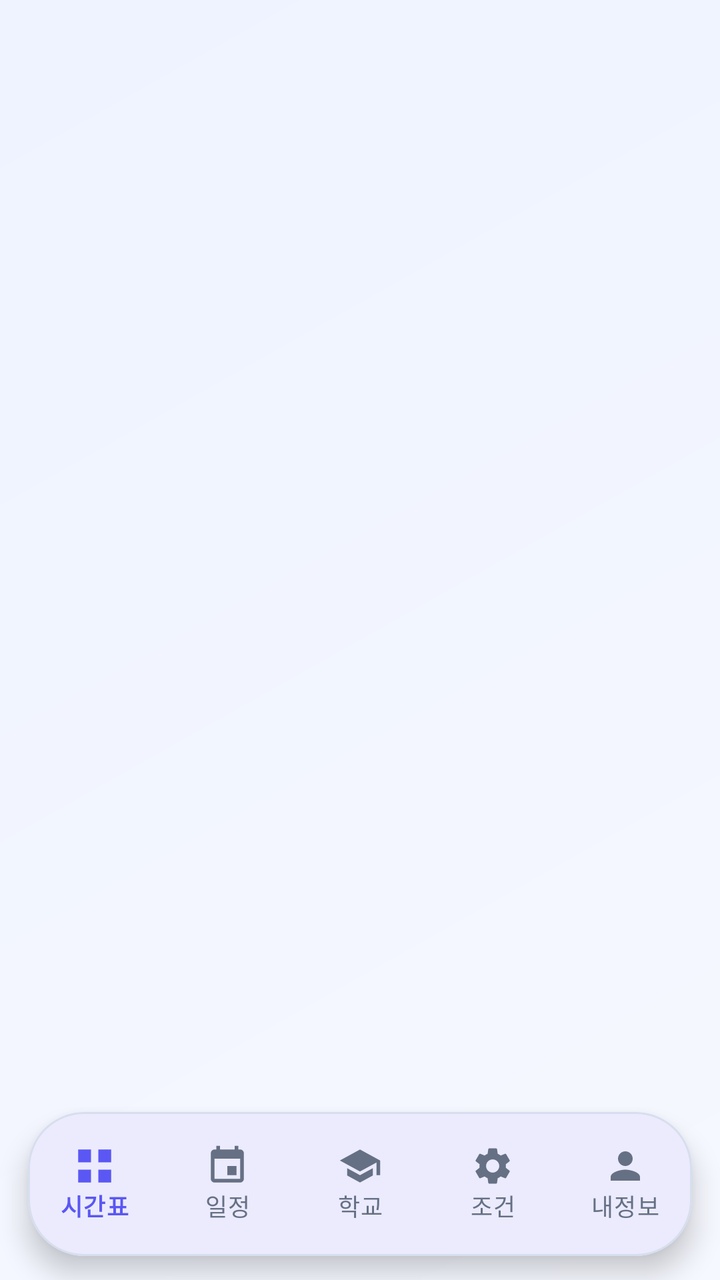
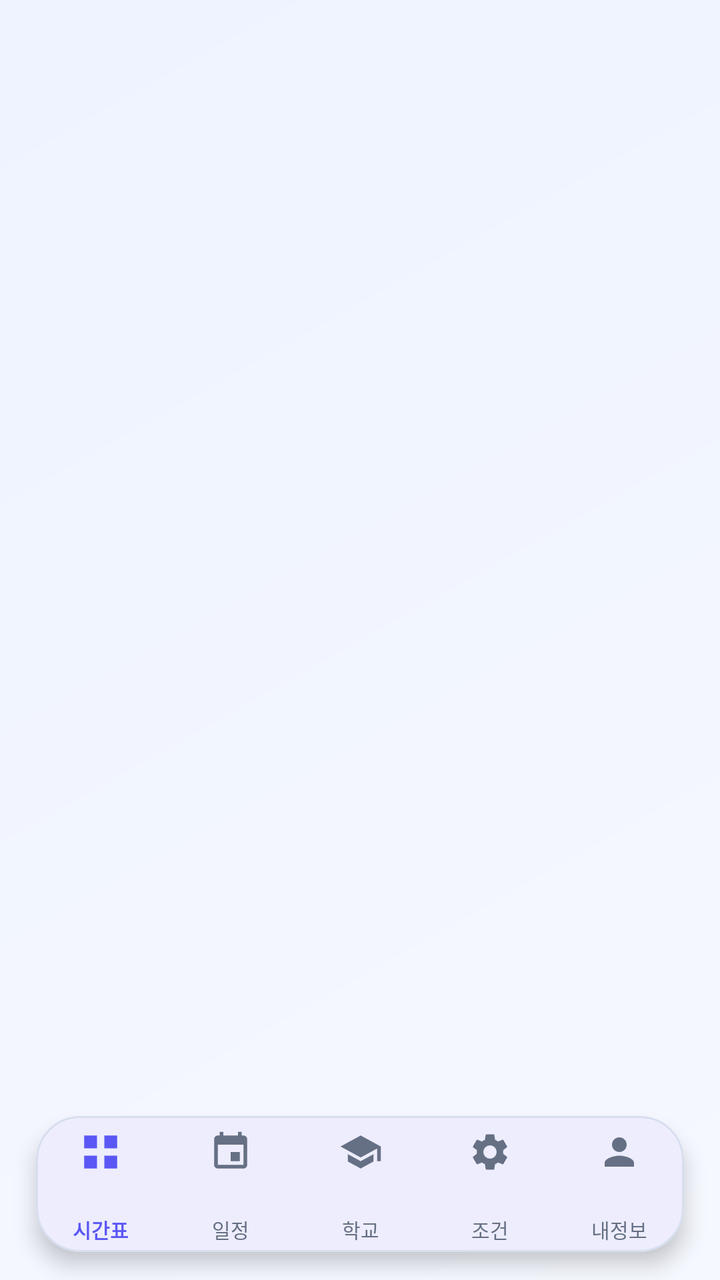

The first picture is an Android layout as it rendered before a commit; the second is the same layout after the commit. The layout source and the unified diff follow.
<!-- AndroidManifest.xml: application theme Theme.SmartTimetable -->
<!-- res/layout/activity_main_navigation.xml -->
<?xml version="1.0" encoding="utf-8"?>
<LinearLayout xmlns:android="http://schemas.android.com/apk/res/android"
    xmlns:app="http://schemas.android.com/apk/res-auto"
    android:layout_width="match_parent"
    android:layout_height="match_parent"
    android:background="@drawable/bg_screen_gradient"
    android:orientation="vertical">

    <FrameLayout
        android:id="@+id/fragment_container"
        android:layout_width="match_parent"
        android:layout_height="0dp"
        android:layout_weight="1" />

    <com.google.android.material.card.MaterialCardView
        android:layout_width="match_parent"
        android:layout_height="wrap_content"
        android:layout_marginStart="14dp"
        android:layout_marginEnd="14dp"
        android:layout_marginBottom="12dp"
        app:cardBackgroundColor="@color/smart_surface_card"
        app:cardCornerRadius="28dp"
        app:cardElevation="8dp"
        app:strokeColor="@color/smart_border"
        app:strokeWidth="1dp">

        <com.google.android.material.bottomnavigation.BottomNavigationView
            android:id="@+id/bottom_navigation"
            android:layout_width="match_parent"
            android:layout_height="72dp"
            android:background="@android:color/transparent"
            android:paddingTop="4dp"
            android:paddingBottom="4dp"
            app:itemIconSize="22dp"
            app:itemIconTint="@color/bottom_nav_item_tint"
            app:itemTextColor="@color/bottom_nav_item_tint"
            app:labelVisibilityMode="labeled"
            app:menu="@menu/bottom_nav_menu" />
    </com.google.android.material.card.MaterialCardView>

</LinearLayout>
<!-- resources referenced by this layout -->
<resources>
  <color name="smart_border">#D7DEEE</color>
  <color name="smart_surface_card">#FFFFFF</color>
  <!-- drawable bg_screen_gradient (drawable) -->
  <?xml version="1.0" encoding="utf-8"?>
  <shape xmlns:android="http://schemas.android.com/apk/res/android">
      <gradient
          android:angle="315"
          android:endColor="@color/smart_background"
          android:startColor="@color/smart_background_alt" />
  </shape>
  <style name="Theme.SmartTimetable" parent="Base.Theme.SmartTimetable" />
  <color name="smart_background">#F6F8FF</color>
  <color name="smart_background_alt">#EEF3FF</color>
  <style name="Base.Theme.SmartTimetable" parent="Theme.Material3.DayNight.NoActionBar">
          <item name="colorPrimary">@color/smart_primary</item>
          <item name="colorOnPrimary">@color/smart_on_primary</item>
          <item name="colorPrimaryContainer">@color/smart_primary_container</item>
          <item name="colorOnPrimaryContainer">@color/smart_on_primary_container</item>
          <item name="colorSecondary">@color/smart_secondary</item>
          <item name="colorTertiary">@color/smart_accent</item>
          <item name="colorSurface">@color/smart_surface_card</item>
          <item name="colorSurfaceVariant">@color/smart_surface_variant</item>
          <item name="android:colorBackground">@color/smart_background</item>
          <item name="colorOnSurface">@color/smart_text_primary</item>
          <item name="colorOnSurfaceVariant">@color/smart_text_secondary</item>
          <item name="colorOutline">@color/smart_border</item>
          <item name="android:windowBackground">@color/smart_background</item>
          <item name="android:statusBarColor">@color/smart_primary</item>
          <item name="android:navigationBarColor">@color/smart_background</item>
          <item name="android:windowLightStatusBar">false</item>
          <item name="android:windowLightNavigationBar" tools:targetApi="o_mr1">true</item>
      </style>
  <color name="smart_primary">#5B57F4</color>
  <color name="smart_on_primary">#FFFFFFFF</color>
  <color name="smart_primary_container">#ECEBFF</color>
  <color name="smart_on_primary_container">#201A63</color>
  <color name="smart_secondary">#0EA5E9</color>
  <color name="smart_accent">#7C3AED</color>
  <color name="smart_surface_variant">#E7ECF7</color>
  <color name="smart_text_primary">#111827</color>
  <color name="smart_text_secondary">#667085</color>
</resources>

<!-- the commit's change to res/layout/activity_main_navigation.xml (unified diff, before → after) -->
@@ -15,24 +15,31 @@
     <com.google.android.material.card.MaterialCardView
         android:layout_width="match_parent"
         android:layout_height="wrap_content"
-        android:layout_marginStart="14dp"
-        android:layout_marginEnd="14dp"
-        android:layout_marginBottom="12dp"
+        android:layout_marginStart="18dp"
+        android:layout_marginEnd="18dp"
+        android:layout_marginBottom="14dp"
         app:cardBackgroundColor="@color/smart_surface_card"
-        app:cardCornerRadius="28dp"
-        app:cardElevation="8dp"
+        app:cardCornerRadius="22dp"
+        app:cardElevation="6dp"
         app:strokeColor="@color/smart_border"
         app:strokeWidth="1dp">
 
         <com.google.android.material.bottomnavigation.BottomNavigationView
             android:id="@+id/bottom_navigation"
             android:layout_width="match_parent"
-            android:layout_height="72dp"
+            android:layout_height="68dp"
+            android:minHeight="68dp"
             android:background="@android:color/transparent"
-            android:paddingTop="4dp"
-            android:paddingBottom="4dp"
+            android:paddingTop="0dp"
+            android:paddingBottom="0dp"
+            app:itemHorizontalTranslationEnabled="false"
             app:itemIconSize="22dp"
             app:itemIconTint="@color/bottom_nav_item_tint"
+            app:itemPaddingBottom="7dp"
+            app:itemPaddingTop="7dp"
+            app:itemRippleColor="@color/smart_primary_container"
+            app:itemTextAppearanceActive="@style/SmartTimetableBottomNavText"
+            app:itemTextAppearanceInactive="@style/SmartTimetableBottomNavText"
             app:itemTextColor="@color/bottom_nav_item_tint"
             app:labelVisibilityMode="labeled"
             app:menu="@menu/bottom_nav_menu" />
<!-- resource entries referenced after the edit -->
@@ -10,6 +10,11 @@
           android:endColor="@color/smart_background"
           android:startColor="@color/smart_background_alt" />
   </shape>
+  <style name="SmartTimetableBottomNavText">
+          <item name="android:textSize">10sp</item>
+          <item name="android:fontFamily">sans</item>
+          <item name="android:textStyle">normal</item>
+      </style>
   <style name="Theme.SmartTimetable" parent="Base.Theme.SmartTimetable" />
   <color name="smart_background">#F6F8FF</color>
   <color name="smart_background_alt">#EEF3FF</color>
